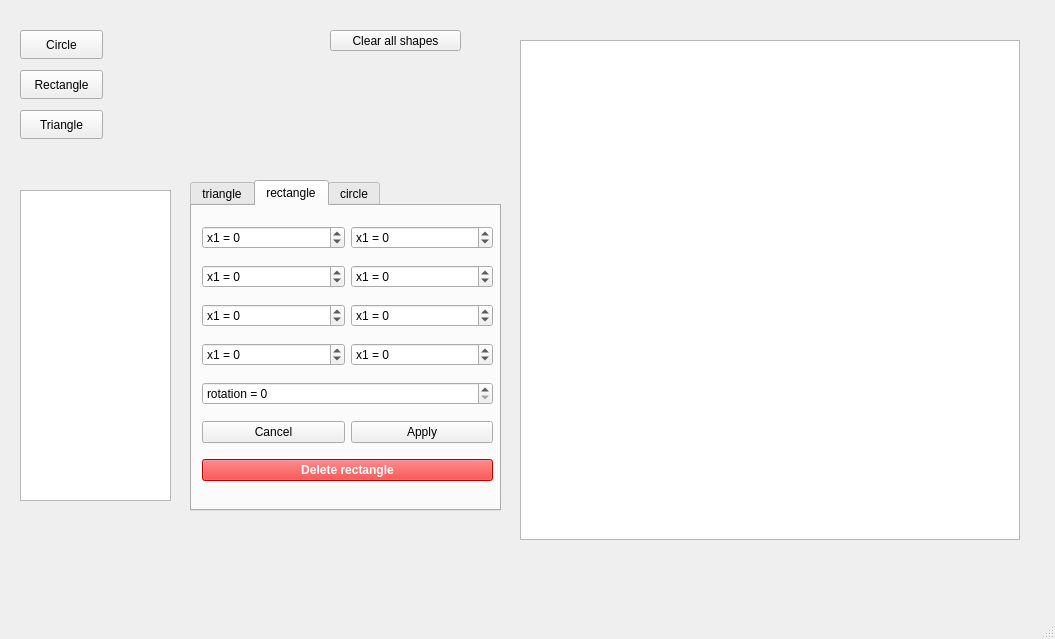
Old version of the form mainwindow.ui in the repository KapitoliyVZ/GeometricShapes.
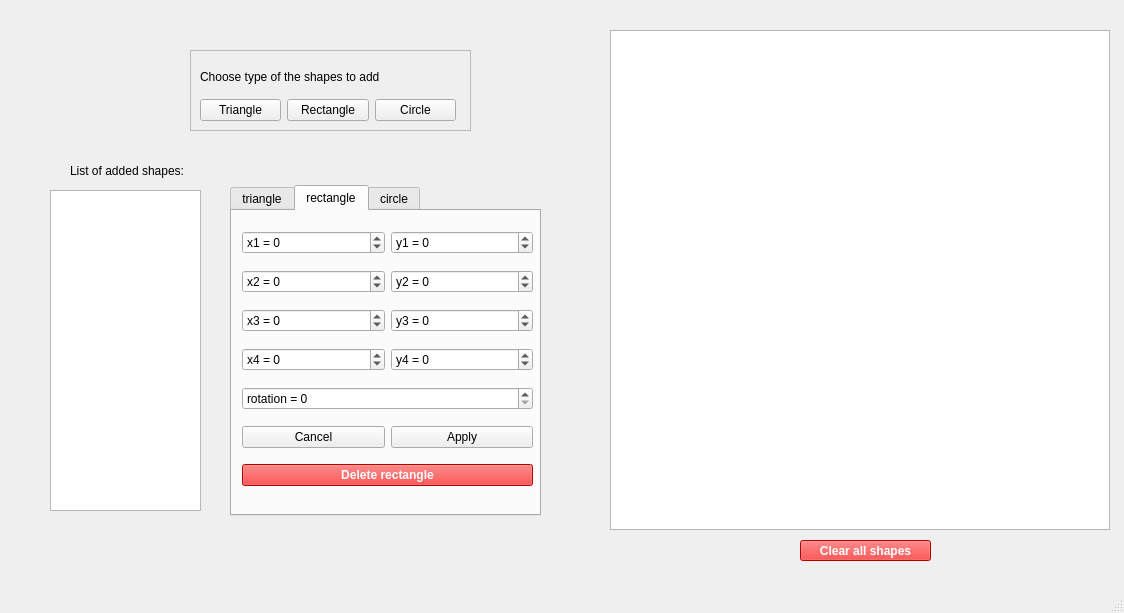
New version of the form.

The edit to the form file:
```diff
--- a/mainwindow.ui
+++ b/mainwindow.ui
@@ -6,8 +6,8 @@
    <rect>
     <x>0</x>
     <y>0</y>
-    <width>1055</width>
-    <height>639</height>
+    <width>1124</width>
+    <height>613</height>
    </rect>
   </property>
   <property name="mouseTracking">
@@ -17,57 +17,29 @@
    <string>MainWindow</string>
   </property>
   <widget class="QWidget" name="centralwidget">
-   <widget class="QPushButton" name="btnCircle">
-    <property name="geometry">
-     <rect>
-      <x>20</x>
-      <y>30</y>
-      <width>83</width>
-      <height>29</height>
-     </rect>
-    </property>
-    <property name="whatsThis">
-     <string>&lt;html&gt;&lt;head/&gt;&lt;body&gt;&lt;p&gt;Set parametrs and create circle&lt;/p&gt;&lt;/body&gt;&lt;/html&gt;</string>
-    </property>
-    <property name="text">
-     <string>Circle</string>
-    </property>
-   </widget>
-   <widget class="QPushButton" name="btnRectangle">
-    <property name="geometry">
-     <rect>
-      <x>20</x>
-      <y>70</y>
-      <width>83</width>
-      <height>29</height>
-     </rect>
-    </property>
-    <property name="text">
-     <string>Rectangle</string>
-    </property>
-   </widget>
-   <widget class="QPushButton" name="btnTriangle">
-    <property name="geometry">
-     <rect>
-      <x>20</x>
-      <y>110</y>
-      <width>83</width>
-      <height>29</height>
-     </rect>
-    </property>
-    <property name="text">
-     <string>Triangle</string>
-    </property>
-   </widget>
    <widget class="QPushButton" name="btnClearScene">
     <property name="geometry">
      <rect>
-      <x>330</x>
-      <y>30</y>
+      <x>800</x>
+      <y>540</y>
       <width>131</width>
       <height>21</height>
      </rect>
     </property>
+    <property name="styleSheet">
+     <string notr="true">QPushButton {
+    background-color: red;
+    color: white;
+    font-weight: bold;
+}
+QPushButton:hover {
+    background-color: darkred;
+}
+QPushButton:pressed {
+    background-color: black;
+}
+</string>
+    </property>
     <property name="text">
      <string>Clear all shapes</string>
     </property>
@@ -75,8 +47,8 @@
    <widget class="QGraphicsView" name="graphicsView">
     <property name="geometry">
      <rect>
-      <x>520</x>
-      <y>40</y>
+      <x>610</x>
+      <y>30</y>
       <width>500</width>
       <height>500</height>
      </rect>
@@ -94,21 +66,70 @@
      <bool>true</bool>
     </property>
    </widget>
-   <widget class="QListWidget" name="listWidgetShapes">
-    <property name="geometry">
-     <rect>
-      <x>20</x>
-      <y>190</y>
-      <width>151</width>
-      <height>311</height>
-     </rect>
-    </property>
-   </widget>
-   <widget class="QTabWidget" name="tabWidgetProperties">
+   <widget class="QFrame" name="frame">
     <property name="geometry">
      <rect>
       <x>190</x>
-      <y>180</y>
+      <y>50</y>
+      <width>281</width>
+      <height>81</height>
+     </rect>
+    </property>
+    <property name="frameShape">
+     <enum>QFrame::Shape::StyledPanel</enum>
+    </property>
+    <property name="frameShadow">
+     <enum>QFrame::Shadow::Raised</enum>
+    </property>
+    <widget class="QWidget" name="gridLayoutWidget_4">
+     <property name="geometry">
+      <rect>
+       <x>10</x>
+       <y>10</y>
+       <width>256</width>
+       <height>61</height>
+      </rect>
+     </property>
+     <layout class="QGridLayout" name="gridLayout_4">
+      <item row="1" column="2">
+       <widget class="QPushButton" name="btnCircle">
+        <property name="whatsThis">
+         <string>&lt;html&gt;&lt;head/&gt;&lt;body&gt;&lt;p&gt;Set parametrs and create circle&lt;/p&gt;&lt;/body&gt;&lt;/html&gt;</string>
+        </property>
+        <property name="text">
+         <string>Circle</string>
+        </property>
+       </widget>
+      </item>
+      <item row="1" column="0">
+       <widget class="QPushButton" name="btnTriangle">
+        <property name="text">
+         <string>Triangle</string>
+        </property>
+       </widget>
+      </item>
+      <item row="1" column="1">
+       <widget class="QPushButton" name="btnRectangle">
+        <property name="text">
+         <string>Rectangle</string>
+        </property>
+       </widget>
+      </item>
+      <item row="0" column="0" colspan="3">
+       <widget class="QLabel" name="label">
+        <property name="text">
+         <string>Choose type of the shapes to add</string>
+        </property>
+       </widget>
+      </item>
+     </layout>
+    </widget>
+   </widget>
+   <widget class="QTabWidget" name="tabWidgetProperties">
+    <property name="geometry">
+     <rect>
+      <x>230</x>
+      <y>185</y>
       <width>311</width>
       <height>331</height>
      </rect>
@@ -276,7 +297,7 @@
        <item row="0" column="1">
         <widget class="QSpinBox" name="spinBox_rectangle_y1">
          <property name="prefix">
-          <string>x1 = </string>
+          <string>y1 = </string>
          </property>
          <property name="minimum">
           <number>-500</number>
@@ -289,7 +310,7 @@
        <item row="1" column="1">
         <widget class="QSpinBox" name="spinBox_rectangle_y2">
          <property name="prefix">
-          <string>x1 = </string>
+          <string>y2 = </string>
          </property>
          <property name="minimum">
           <number>-500</number>
@@ -315,7 +336,7 @@
        <item row="2" column="1">
         <widget class="QSpinBox" name="spinBox_rectangle_y3">
          <property name="prefix">
-          <string>x1 = </string>
+          <string>y3 = </string>
          </property>
          <property name="minimum">
           <number>-500</number>
@@ -352,7 +373,7 @@
        <item row="3" column="0">
         <widget class="QSpinBox" name="spinBox_rectangle_x4">
          <property name="prefix">
-          <string>x1 = </string>
+          <string>x4 = </string>
          </property>
          <property name="minimum">
           <number>-500</number>
@@ -365,7 +386,7 @@
        <item row="1" column="0">
         <widget class="QSpinBox" name="spinBox_rectangle_x2">
          <property name="prefix">
-          <string>x1 = </string>
+          <string>x2 = </string>
          </property>
          <property name="minimum">
           <number>-500</number>
@@ -385,7 +406,7 @@
        <item row="3" column="1">
         <widget class="QSpinBox" name="spinBox_rectangle_y4">
          <property name="prefix">
-          <string>x1 = </string>
+          <string>y4 = </string>
          </property>
          <property name="minimum">
           <number>-500</number>
@@ -398,7 +419,7 @@
        <item row="2" column="0">
         <widget class="QSpinBox" name="spinBox_rectangle_x3">
          <property name="prefix">
-          <string>x1 = </string>
+          <string>x3 = </string>
          </property>
          <property name="minimum">
           <number>-500</number>
@@ -520,6 +541,29 @@
      </widget>
     </widget>
    </widget>
+   <widget class="QListWidget" name="listWidgetShapes">
+    <property name="geometry">
+     <rect>
+      <x>50</x>
+      <y>190</y>
+      <width>151</width>
+      <height>321</height>
+     </rect>
+    </property>
+   </widget>
+   <widget class="QLabel" name="label_2">
+    <property name="geometry">
+     <rect>
+      <x>70</x>
+      <y>150</y>
+      <width>201</width>
+      <height>41</height>
+     </rect>
+    </property>
+    <property name="text">
+     <string>List of added shapes:</string>
+    </property>
+   </widget>
   </widget>
   <widget class="QMenuBar" name="menubar">
    <property name="geometry">
```
Left out of the diff: 2 changed lines with no effect on the pictures.
